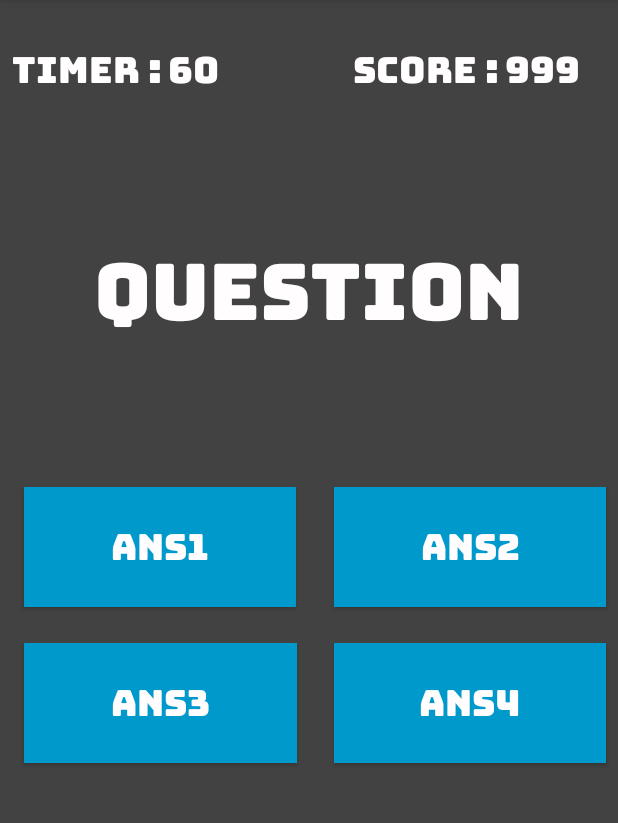
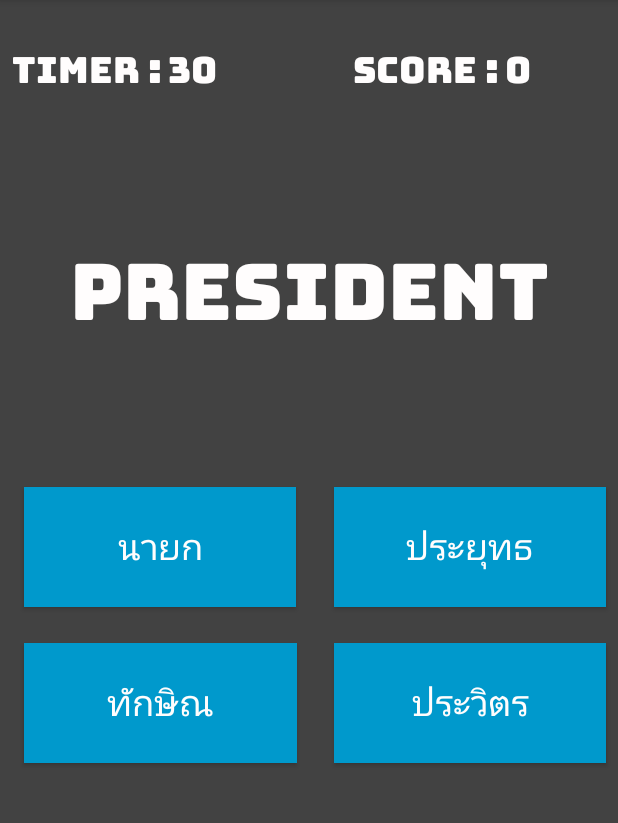
Before and after one commit to Sunnylnwza007/TranslateIt, an Android app: the GameFragment screen opened through its navigation route, on a phone screen of 412 x 824 dp, the part 84-907 px from its top. Run offline under Robolectric (Android 15) with nearby library versions, the phone set to English and light mode, and no system bars; our stand-ins replace data binding, navigation-ui.

```diff
--- a/app/build.gradle
+++ b/app/build.gradle
@@ -37,7 +37,7 @@ dependencies {
     testImplementation 'junit:junit:4.12'
     androidTestImplementation 'androidx.test:runner:1.1.1'
     androidTestImplementation 'androidx.test.espresso:espresso-core:3.1.1'
-    implementation"android.arch.navigation:navigation-fragment-ktx:$navigationVersion"
+    implementation "android.arch.navigation:navigation-fragment-ktx:$navigationVersion"
     implementation "android.arch.navigation:navigation-ui-ktx:$navigationVersion"
 
 }
--- a/app/src/main/java/buu/informatics/s59160090/translateit/GameFragment.kt
+++ b/app/src/main/java/buu/informatics/s59160090/translateit/GameFragment.kt
@@ -7,14 +7,15 @@ import androidx.fragment.app.Fragment
 import android.view.LayoutInflater
 import android.view.View
 import android.view.ViewGroup
+import android.widget.Toast
+import androidx.appcompat.app.AppCompatActivity
 import androidx.databinding.DataBindingUtil
 import androidx.navigation.findNavController
 import buu.informatics.s59160090.translateit.databinding.FragmentGameBinding
+import kotlin.math.log
 
 // TODO: Rename parameter arguments, choose names that match
 // the fragment initialization parameters, e.g. ARG_ITEM_NUMBER
-private const val ARG_PARAM1 = "param1"
-private const val ARG_PARAM2 = "param2"
 
 /**
  * A simple [Fragment] subclass.
@@ -25,6 +26,34 @@ private const val ARG_PARAM2 = "param2"
  * create an instance of this fragment.
  */
 class GameFragment : Fragment() {
+    data class Question(
+        val text: String,
+        val answers: List<String>)
+
+    // The first answer is the correct one.  We randomize the answers before showing the text.
+    // All questions must have four answers.  We'd want these to contain references to string
+    // resources so we could internationalize. (Or better yet, don't define the questions in code...)
+    private val questions: MutableList<Question> = mutableListOf(
+        Question(text = "President",
+            answers = listOf("นายก", "ประยุทธ", "ประวิตร", "ทักษิณ")),
+        Question(text = "Gunner",
+            answers = listOf("มือปืน", "เสี่ย", "เปรมชัย", "แชร์คาล")),
+        Question(text = "Girlfriend",
+            answers = listOf("แฟน", "ความรัก", "ชู้รัก", "เมียน้อย")),
+        Question(text = "Wife",
+            answers = listOf("ภรรยา", "สามี", "เจ้าบ่าว", "เมียน้อย")),
+        Question(text = "Notebook",
+            answers = listOf("สมุดบันทึก", "คอมพิวเตอร์", "โทรศัพท์", "ปากกา"))
+    )
+
+    lateinit var currentQuestion: Question
+    lateinit var answers: MutableList<String>
+    var qIndex = 0
+    var score = 0
+    var stringScore = "0"
+    var time = 30
+    var stringTime = time.toString()
+
     override fun onCreateView(
         inflater: LayoutInflater, container: ViewGroup?,
         savedInstanceState: Bundle?
@@ -33,22 +62,77 @@ class GameFragment : Fragment() {
         val binding = DataBindingUtil.inflate<FragmentGameBinding>(inflater,
             R.layout.fragment_game,container,false)
 
+        binding.game = this
+        setQuestion()
+
         binding.ans1.setOnClickListener {view : View ->
-            view.findNavController().navigate(R.id.action_gameFragment_to_endFragment2)
+            // view.findNavController().navigate(R.id.action_gameFragment_to_endFragment2)
+            if (qIndex <4){
+                qIndex++
+                checkAns(0)
+                binding.invalidateAll()
+            }else{
+                checkAns(0)
+                view.findNavController().navigate(R.id.action_gameFragment_to_endFragment2)
+            }
+
         }
         binding.ans2.setOnClickListener {view : View ->
-            view.findNavController().navigate(R.id.action_gameFragment_to_endFragment2)
+            // view.findNavController().navigate(R.id.action_gameFragment_to_endFragment2)
+            if (qIndex <4){
+                qIndex++
+                checkAns(1)
+                binding.invalidateAll()
+            }else{
+                checkAns(0)
+                view.findNavController().navigate(R.id.action_gameFragment_to_endFragment2)
+            }
         }
         binding.ans3.setOnClickListener {view : View ->
-            view.findNavController().navigate(R.id.action_gameFragment_to_endFragment2)
+            // view.findNavController().navigate(R.id.action_gameFragment_to_endFragment2)
+            if (qIndex <4){
+                qIndex++
+                checkAns(2)
+                binding.invalidateAll()
+            }else{
+                checkAns(0)
+                view.findNavController().navigate(R.id.action_gameFragment_to_endFragment2)
+            }
         }
         binding.ans4.setOnClickListener {view : View ->
-            view.findNavController().navigate(R.id.action_gameFragment_to_endFragment2)
+            // view.findNavController().navigate(R.id.action_gameFragment_to_endFragment2)
+            if (qIndex <4){
+                qIndex++
+                checkAns(3)
+                binding.invalidateAll()
+            }else{
+                checkAns(0)
+                view.findNavController().navigate(R.id.action_gameFragment_to_endFragment2)
+            }
         }
+        // Bind this fragment class to the layout
+
+
+        // Set the onClickListener for the submitButton
 
         return binding.root
     }
 
+    private fun setQuestion() {
+        currentQuestion = questions[qIndex]
+        answers = currentQuestion.answers.toMutableList()
+        answers.shuffle()
+    }
+
+    private fun checkAns(num: Int ){
+        if (answers[num] == currentQuestion.answers[0]){
+            score+=150
+            stringScore = score.toString()
+        }
+
+        setQuestion()
+
+    }
 
 
 }
--- a/app/src/main/java/buu/informatics/s59160090/translateit/MainPage.kt
+++ b/app/src/main/java/buu/informatics/s59160090/translateit/MainPage.kt
@@ -3,12 +3,11 @@ package buu.informatics.s59160090.translateit
 import android.content.Context
 import android.net.Uri
 import android.os.Bundle
+import android.view.*
 import androidx.fragment.app.Fragment
-import android.view.LayoutInflater
-import android.view.View
-import android.view.ViewGroup
 import androidx.databinding.DataBindingUtil
 import androidx.navigation.findNavController
+import androidx.navigation.ui.NavigationUI
 import buu.informatics.s59160090.translateit.databinding.FragmentMainPageBinding
 
 class MainPage : Fragment() {
@@ -23,7 +22,19 @@ class MainPage : Fragment() {
 
         }
 
+        setHasOptionsMenu(true)
         return binding.root
+    }
+
+    override fun onCreateOptionsMenu(menu: Menu?, inflater: MenuInflater?) {
+        super.onCreateOptionsMenu(menu, inflater)
+        inflater?.inflate(R.menu.options_menu, menu)
+    }
+
+    override fun onOptionsItemSelected(item: MenuItem?): Boolean {
+        return NavigationUI.onNavDestinationSelected(item!!,
+            view!!.findNavController())
+                || super.onOptionsItemSelected(item)
     }
 
 
--- a/app/src/main/res/layout/fragment_end.xml
+++ b/app/src/main/res/layout/fragment_end.xml
@@ -70,7 +70,7 @@
             android:layout_marginEnd="48dp"
             android:background="@android:color/holo_blue_dark"
             android:fontFamily="@font/bungee"
-            android:text="@string/mainMenu"
+            android:text="@string/ok"
             android:textColor="#FFFFFF"
             android:textSize="30sp"
             app:layout_constraintBottom_toBottomOf="parent"
--- a/app/src/main/res/layout/fragment_game.xml
+++ b/app/src/main/res/layout/fragment_game.xml
@@ -2,6 +2,13 @@
 <layout xmlns:android="http://schemas.android.com/apk/res/android"
     xmlns:app="http://schemas.android.com/apk/res-auto"
     xmlns:tools="http://schemas.android.com/tools">
+
+    <data>
+
+        <variable
+            name="game"
+            type="buu.informatics.s59160090.translateit.GameFragment" />
+    </data>
 
     <androidx.constraintlayout.widget.ConstraintLayout
         android:layout_width="match_parent"
@@ -28,7 +35,7 @@
             android:layout_marginStart="4dp"
             android:layout_marginTop="16dp"
             android:fontFamily="@font/bungee"
-            android:text="60"
+            android:text="@{game.stringTime}"
             android:textColor="#FFFDFD"
             android:textSize="24sp"
             app:layout_constraintStart_toEndOf="@+id/textView2"
@@ -41,7 +48,7 @@
             android:layout_marginTop="16dp"
             android:layout_marginEnd="8dp"
             android:fontFamily="@font/bungee"
-            android:text="999"
+            android:text="@{game.stringScore}"
             android:textColor="#FFFDFD"
             android:textSize="24sp"
             app:layout_constraintEnd_toEndOf="parent"
@@ -67,7 +74,7 @@
             android:layout_marginTop="36dp"
             android:fontFamily="@font/bungee"
             android:gravity="center"
-            android:text="Question"
+            android:text="@{game.currentQuestion.text}"
             android:textColor="#FFFDFD"
             android:textSize="52sp"
             app:layout_constraintEnd_toEndOf="parent"
@@ -83,7 +90,7 @@
             android:background="@android:color/holo_blue_dark"
             android:fontFamily="@font/bungee"
             android:gravity="center"
-            android:text="Ans1"
+            android:text="@{game.answers[0]}"
             android:textColor="#FFFDFD"
             android:textSize="24sp"
             app:layout_constraintStart_toStartOf="parent"
@@ -97,7 +104,7 @@
             android:background="@android:color/holo_blue_dark"
             android:fontFamily="@font/bungee"
             android:gravity="center"
-            android:text="ANS2"
+            android:text="@{game.answers[1]}"
             android:textColor="#FFFDFD"
             android:textSize="24sp"
             app:layout_constraintBaseline_toBaselineOf="@+id/ans1"
@@ -112,7 +119,7 @@
             android:background="@android:color/holo_blue_dark"
             android:fontFamily="@font/bungee"
             android:gravity="center"
-            android:text="ANS3"
+            android:text="@{game.answers[2]}"
             android:textColor="#FFFDFD"
             android:textSize="24sp"
             app:layout_constraintStart_toStartOf="parent"
@@ -126,7 +133,7 @@
             android:background="@android:color/holo_blue_dark"
             android:fontFamily="@font/bungee"
             android:gravity="center"
-            android:text="ANS4"
+            android:text="@{game.answers[3]}"
             android:textColor="#FFFDFD"
             android:textSize="24sp"
             app:layout_constraintBaseline_toBaselineOf="@+id/ans3"
--- /dev/null
+++ b/app/src/main/res/menu/options_menu.xml
@@ -0,0 +1,8 @@
+<?xml version="1.0" encoding="utf-8"?>
+<menu xmlns:app="http://schemas.android.com/apk/res-auto"
+    xmlns:android="http://schemas.android.com/apk/res/android">
+
+    <item
+        android:id="@+id/aboutFragment"
+        android:title="@string/about" />
+</menu>
--- a/app/src/main/res/navigation/navigation.xml
+++ b/app/src/main/res/navigation/navigation.xml
@@ -53,4 +53,8 @@
             android:id="@+id/action_scoreFragment_to_mainMenuFragment2"
             app:destination="@id/mainMenuFragment" />
     </fragment>
+    <fragment
+        android:id="@+id/aboutFragment"
+        android:name="buu.informatics.s59160090.translateit.AboutFragment"
+        android:label="AboutFragment" />
 </navigation>
--- a/app/src/main/res/values/strings.xml
+++ b/app/src/main/res/values/strings.xml
@@ -11,4 +11,6 @@
     <string name="time">Timer :</string>
     <string name="score">Score :</string>
     <string name="yourScore">Your score is</string>
+    <string name="aboutGame">\t เกมนี้เป็นเกมวัดทักษะภาษาอังกฤษ \n โดยการตอบคำแปลให้ถูกต้อง \n ตามคำศัพท์ที่ให้มา</string>
+    <string name="ok">OK</string>
 </resources>
```
Also changed, not shown: app/src/main/java/buu/informatics/s59160090/translateit/AboutFragment.kt (added, +24 -0 lines), app/src/main/java/buu/informatics/s59160090/translateit/MainMenuFragment.kt (+14 -3 lines), app/src/main/res/layout/fragment_about.xml (added, +49 -0 lines).
